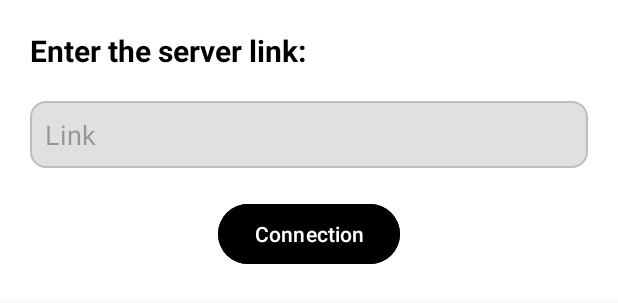
After one commit to DominikHupko/Pirates, an Android app: the layout dialog_server_connection.xml on its own in the app's theme, with its tools: preview values and no code run, on a phone screen of 412 x 824 dp. The commit adds this screen. Shown: the top 303 px of the screen. Run offline under Robolectric (Android 15) with nearby library versions, the phone set to English and light mode, and no system bars.

Commit message:
Server has connected.

```diff
--- a/app/build.gradle.kts
+++ b/app/build.gradle.kts
@@ -33,6 +33,7 @@ dependencies {
     implementation("androidx.appcompat:appcompat:1.7.0")
     implementation("com.google.android.material:material:1.12.0")
     implementation("androidx.constraintlayout:constraintlayout:2.2.0")
+    implementation ("com.android.volley:volley:1.2.1")
     testImplementation("junit:junit:4.13.2")
     androidTestImplementation("androidx.test.ext:junit:1.2.1")
     androidTestImplementation("androidx.test.espresso:espresso-core:3.6.1")
--- a/app/src/main/AndroidManifest.xml
+++ b/app/src/main/AndroidManifest.xml
@@ -2,6 +2,7 @@
 <manifest xmlns:android="http://schemas.android.com/apk/res/android"
     xmlns:tools="http://schemas.android.com/tools">
 
+    <uses-permission android:name="android.permission.INTERNET"/>
     <application
         android:allowBackup="true"
         android:dataExtractionRules="@xml/data_extraction_rules"
--- a/app/src/main/res/layout/activity_main.xml
+++ b/app/src/main/res/layout/activity_main.xml
@@ -85,6 +85,7 @@
         app:layout_constraintBottom_toBottomOf="parent"
         app:layout_constraintStart_toStartOf="parent"
         app:srcCompat="@drawable/tree"
+        android:onClick="Testing"
         android:elevation="1dp"/>
 
 
--- /dev/null
+++ b/app/src/main/res/layout/dialog_server_connection.xml
@@ -0,0 +1,46 @@
+<?xml version="1.0" encoding="utf-8"?>
+<androidx.constraintlayout.widget.ConstraintLayout
+    xmlns:android="http://schemas.android.com/apk/res/android"
+    xmlns:app="http://schemas.android.com/apk/res-auto"
+    android:layout_width="match_parent"
+    android:layout_height="wrap_content"
+    android:padding="20dp"
+    android:background="@android:color/white">
+
+    <TextView
+        android:id="@+id/dialog_title"
+        android:layout_width="0dp"
+        android:layout_height="wrap_content"
+        android:text="Enter the server link:"
+        android:textSize="20sp"
+        android:textColor="@android:color/black"
+        android:textStyle="bold"
+        app:layout_constraintTop_toTopOf="parent"
+        app:layout_constraintStart_toStartOf="parent"
+        app:layout_constraintEnd_toEndOf="parent" />
+
+    <EditText
+        android:id="@+id/connection_link"
+        android:layout_width="0dp"
+        android:layout_height="wrap_content"
+        android:hint="Link"
+        android:background="@drawable/rounded_input_background"
+        android:padding="10dp"
+        android:textColor="@android:color/black"
+        app:layout_constraintTop_toBottomOf="@id/dialog_title"
+        app:layout_constraintStart_toStartOf="parent"
+        app:layout_constraintEnd_toEndOf="parent"
+        android:layout_marginTop="20dp" />
+    <Button
+        android:id="@+id/connection_button"
+        android:layout_width="wrap_content"
+        android:layout_height="wrap_content"
+        android:text="Connection"
+        android:backgroundTint="@color/black"
+        android:textColor="@android:color/white"
+        app:layout_constraintTop_toBottomOf="@id/connection_link"
+        app:layout_constraintStart_toStartOf="parent"
+        app:layout_constraintEnd_toEndOf="parent"
+        android:layout_marginTop="20dp" />
+
+</androidx.constraintlayout.widget.ConstraintLayout>
```
Also changed, not shown: app/src/main/java/com/example/pi_rates/MainActivity.java (+55 -0 lines).
